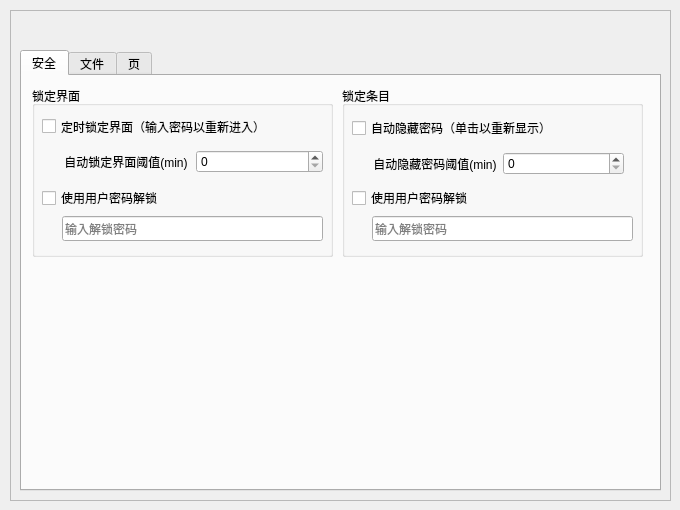
Qt form QtWorkspace/PasswordManager/QWidget/ui/dialog/optiondialog.ui (Robert-Stackflow/Workspace) before a commit.
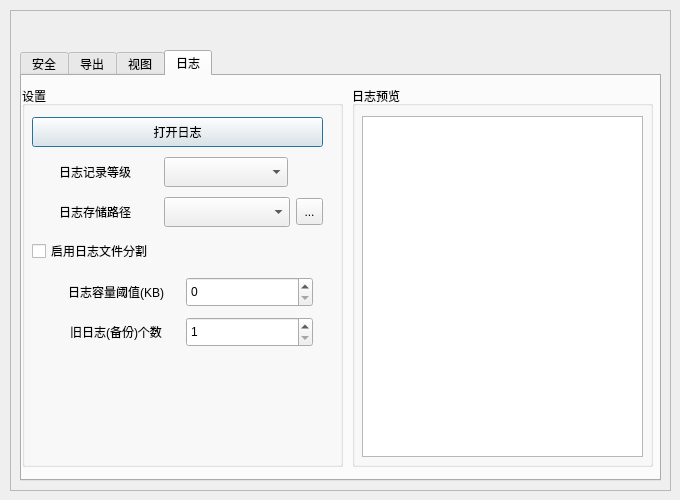
The same form after that commit.

Patch:
```diff
--- a/QtWorkspace/PasswordManager/QWidget/ui/dialog/optiondialog.ui
+++ b/QtWorkspace/PasswordManager/QWidget/ui/dialog/optiondialog.ui
@@ -7,9 +7,21 @@
     <x>0</x>
     <y>0</y>
     <width>680</width>
-    <height>510</height>
+    <height>500</height>
    </rect>
   </property>
+  <property name="minimumSize">
+   <size>
+    <width>680</width>
+    <height>500</height>
+   </size>
+  </property>
+  <property name="maximumSize">
+   <size>
+    <width>680</width>
+    <height>500</height>
+   </size>
+  </property>
   <property name="windowTitle">
    <string>Dialog</string>
   </property>
@@ -19,11 +31,11 @@
      <x>20</x>
      <y>50</y>
      <width>641</width>
-     <height>441</height>
+     <height>431</height>
     </rect>
    </property>
    <property name="currentIndex">
-    <number>0</number>
+    <number>3</number>
    </property>
    <property name="elideMode">
     <enum>Qt::ElideNone</enum>
@@ -47,42 +59,48 @@
     <widget class="QGroupBox" name="groupBox_3">
      <property name="geometry">
       <rect>
-       <x>10</x>
+       <x>0</x>
        <y>10</y>
-       <width>301</width>
-       <height>171</height>
+       <width>311</width>
+       <height>381</height>
       </rect>
      </property>
      <property name="title">
-      <string>锁定界面</string>
+      <string>安全锁</string>
      </property>
      <widget class="QCheckBox" name="autoLock">
       <property name="geometry">
        <rect>
         <x>10</x>
         <y>30</y>
-        <width>281</width>
-        <height>21</height>
+        <width>291</width>
+        <height>30</height>
        </rect>
       </property>
       <property name="text">
-       <string>定时锁定界面（输入密码以重新进入）</string>
+       <string>打开安全锁(定时锁定界面)</string>
       </property>
      </widget>
      <widget class="QWidget" name="layoutWidget_1">
       <property name="geometry">
        <rect>
         <x>30</x>
-        <y>60</y>
+        <y>70</y>
         <width>261</width>
-        <height>31</height>
+        <height>32</height>
        </rect>
       </property>
       <layout class="QHBoxLayout" name="horizontalLayout">
        <item>
         <widget class="QLabel" name="autoLockThresholdLabel">
+         <property name="minimumSize">
+          <size>
+           <width>0</width>
+           <height>30</height>
+          </size>
+         </property>
          <property name="text">
-          <string>自动锁定界面阈值(min)</string>
+          <string>自动锁定时间阈值(min)</string>
          </property>
          <property name="alignment">
           <set>Qt::AlignCenter</set>
@@ -90,7 +108,14 @@
         </widget>
        </item>
        <item>
-        <widget class="QSpinBox" name="autoLockThreshold"/>
+        <widget class="QSpinBox" name="autoLockThreshold">
+         <property name="minimumSize">
+          <size>
+           <width>0</width>
+           <height>30</height>
+          </size>
+         </property>
+        </widget>
        </item>
       </layout>
      </widget>
@@ -98,11 +123,17 @@
       <property name="geometry">
        <rect>
         <x>10</x>
-        <y>100</y>
-        <width>281</width>
-        <height>24</height>
+        <y>110</y>
+        <width>291</width>
+        <height>30</height>
        </rect>
       </property>
+      <property name="minimumSize">
+       <size>
+        <width>0</width>
+        <height>30</height>
+       </size>
+      </property>
       <property name="text">
        <string>使用用户密码解锁</string>
       </property>
@@ -111,97 +142,61 @@
       <property name="geometry">
        <rect>
         <x>30</x>
-        <y>130</y>
+        <y>150</y>
         <width>261</width>
-        <height>25</height>
+        <height>30</height>
        </rect>
       </property>
+      <property name="minimumSize">
+       <size>
+        <width>0</width>
+        <height>30</height>
+       </size>
+      </property>
       <property name="placeholderText">
-       <string>输入解锁密码</string>
+       <string>输入安全锁解锁密码</string>
       </property>
      </widget>
     </widget>
-    <widget class="QGroupBox" name="groupBox_4">
+    <widget class="QGroupBox" name="groupBox_9">
      <property name="geometry">
       <rect>
        <x>320</x>
        <y>10</y>
-       <width>301</width>
-       <height>171</height>
+       <width>311</width>
+       <height>381</height>
       </rect>
      </property>
      <property name="title">
-      <string>锁定条目</string>
+      <string>数据库</string>
      </property>
-     <widget class="QCheckBox" name="autoHideItem">
+     <widget class="QTextEdit" name="textEdit">
       <property name="geometry">
        <rect>
         <x>10</x>
         <y>30</y>
-        <width>252</width>
-        <height>24</height>
+        <width>291</width>
+        <height>341</height>
        </rect>
       </property>
-      <property name="text">
-       <string>自动隐藏密码（单击以重新显示）</string>
-      </property>
-     </widget>
-     <widget class="QWidget" name="layoutWidget_2">
-      <property name="geometry">
-       <rect>
-        <x>31</x>
-        <y>62</y>
-        <width>251</width>
-        <height>31</height>
-       </rect>
-      </property>
-      <layout class="QHBoxLayout" name="horizontalLayout_2">
-       <item>
-        <widget class="QLabel" name="autoHideItemThresholdLabel">
-         <property name="text">
-          <string>自动隐藏密码阈值(min)</string>
-         </property>
-         <property name="alignment">
-          <set>Qt::AlignCenter</set>
-         </property>
-        </widget>
-       </item>
-       <item>
-        <widget class="QSpinBox" name="autoHideItemThreshold"/>
-       </item>
-      </layout>
-     </widget>
-     <widget class="QLineEdit" name="lineEdit_2">
-      <property name="geometry">
-       <rect>
-        <x>30</x>
-        <y>130</y>
-        <width>261</width>
-        <height>25</height>
-       </rect>
-      </property>
-      <property name="placeholderText">
-       <string>输入解锁密码</string>
-      </property>
-     </widget>
-     <widget class="QCheckBox" name="autoLock_5">
-      <property name="geometry">
-       <rect>
-        <x>10</x>
-        <y>100</y>
-        <width>281</width>
-        <height>24</height>
-       </rect>
-      </property>
-      <property name="text">
-       <string>使用用户密码解锁</string>
+      <property name="html">
+       <string>&lt;!DOCTYPE HTML PUBLIC &quot;-//W3C//DTD HTML 4.0//EN&quot; &quot;http://www.w3.org/TR/REC-html40/strict.dtd&quot;&gt;
+&lt;html&gt;&lt;head&gt;&lt;meta name=&quot;qrichtext&quot; content=&quot;1&quot; /&gt;&lt;meta charset=&quot;utf-8&quot; /&gt;&lt;style type=&quot;text/css&quot;&gt;
+p, li { white-space: pre-wrap; }
+&lt;/style&gt;&lt;/head&gt;&lt;body style=&quot; font-family:'Microsoft YaHei UI'; font-size:9pt; font-weight:400; font-style:normal;&quot;&gt;
+&lt;p style=&quot; margin-top:0px; margin-bottom:0px; margin-left:0px; margin-right:0px; -qt-block-indent:0; text-indent:0px;&quot;&gt;打开数据库位置&lt;/p&gt;
+&lt;p style=&quot; margin-top:0px; margin-bottom:0px; margin-left:0px; margin-right:0px; -qt-block-indent:0; text-indent:0px;&quot;&gt;数据库文件路径&lt;/p&gt;
+&lt;p style=&quot; margin-top:0px; margin-bottom:0px; margin-left:0px; margin-right:0px; -qt-block-indent:0; text-indent:0px;&quot;&gt;是否为数据库添加密码&lt;/p&gt;
+&lt;p style=&quot; margin-top:0px; margin-bottom:0px; margin-left:0px; margin-right:0px; -qt-block-indent:0; text-indent:0px;&quot;&gt;使用用户密码&lt;/p&gt;
+&lt;p style=&quot; margin-top:0px; margin-bottom:0px; margin-left:0px; margin-right:0px; -qt-block-indent:0; text-indent:0px;&quot;&gt;使用默认密码&lt;/p&gt;
+&lt;p style=&quot; margin-top:0px; margin-bottom:0px; margin-left:0px; margin-right:0px; -qt-block-indent:0; text-indent:0px;&quot;&gt;自定义密码&lt;/p&gt;&lt;/body&gt;&lt;/html&gt;</string>
       </property>
      </widget>
     </widget>
    </widget>
    <widget class="QWidget" name="file">
     <attribute name="title">
-     <string>文件</string>
+     <string>导出</string>
     </attribute>
     <widget class="QGroupBox" name="groupBox">
      <property name="geometry">
@@ -288,32 +283,6 @@
        </item>
       </layout>
      </widget>
-     <widget class="QCheckBox" name="autoLock_2">
-      <property name="geometry">
-       <rect>
-        <x>10</x>
-        <y>110</y>
-        <width>271</width>
-        <height>24</height>
-       </rect>
-      </property>
-      <property name="text">
-       <string>导出后自动打开文件所在文件夹</string>
-      </property>
-     </widget>
-     <widget class="QCheckBox" name="autoLock_3">
-      <property name="geometry">
-       <rect>
-        <x>10</x>
-        <y>140</y>
-        <width>271</width>
-        <height>24</height>
-       </rect>
-      </property>
-      <property name="text">
-       <string>导出后自动打开文件</string>
-      </property>
-     </widget>
      <widget class="QWidget" name="layoutWidget_4">
       <property name="geometry">
        <rect>
@@ -350,8 +319,308 @@
    </widget>
    <widget class="QWidget" name="tab">
     <attribute name="title">
-     <string>页</string>
+     <string>视图</string>
     </attribute>
+    <widget class="QGroupBox" name="groupBox_6">
+     <property name="geometry">
+      <rect>
+       <x>0</x>
+       <y>10</y>
+       <width>321</width>
+       <height>381</height>
+      </rect>
+     </property>
+     <property name="title">
+      <string>主题与配色</string>
+     </property>
+    </widget>
+    <widget class="QGroupBox" name="groupBox_8">
+     <property name="geometry">
+      <rect>
+       <x>330</x>
+       <y>10</y>
+       <width>301</width>
+       <height>381</height>
+      </rect>
+     </property>
+     <property name="title">
+      <string>托盘与图标</string>
+     </property>
+    </widget>
+   </widget>
+   <widget class="QWidget" name="tab_2">
+    <attribute name="title">
+     <string>日志</string>
+    </attribute>
+    <widget class="QGroupBox" name="groupBox_4">
+     <property name="geometry">
+      <rect>
+       <x>0</x>
+       <y>10</y>
+       <width>321</width>
+       <height>381</height>
+      </rect>
+     </property>
+     <property name="title">
+      <string>设置</string>
+     </property>
+     <widget class="QWidget" name="layoutWidget_6">
+      <property name="geometry">
+       <rect>
+        <x>10</x>
+        <y>70</y>
+        <width>257</width>
+        <height>32</height>
+       </rect>
+      </property>
+      <layout class="QHBoxLayout" name="horizontalLayout_6">
+       <item>
+        <widget class="QLabel" name="fileTypeLabel_4">
+         <property name="minimumSize">
+          <size>
+           <width>124</width>
+           <height>30</height>
+          </size>
+         </property>
+         <property name="maximumSize">
+          <size>
+           <width>124</width>
+           <height>16777215</height>
+          </size>
+         </property>
+         <property name="text">
+          <string>日志记录等级</string>
+         </property>
+         <property name="alignment">
+          <set>Qt::AlignCenter</set>
+         </property>
+        </widget>
+       </item>
+       <item>
+        <widget class="QComboBox" name="fileType_4">
+         <property name="minimumSize">
+          <size>
+           <width>124</width>
+           <height>30</height>
+          </size>
+         </property>
+         <property name="maximumSize">
+          <size>
+           <width>124</width>
+           <height>16777215</height>
+          </size>
+         </property>
+        </widget>
+       </item>
+      </layout>
+     </widget>
+     <widget class="QWidget" name="layoutWidget_7">
+      <property name="geometry">
+       <rect>
+        <x>10</x>
+        <y>110</y>
+        <width>291</width>
+        <height>32</height>
+       </rect>
+      </property>
+      <layout class="QHBoxLayout" name="horizontalLayout_7">
+       <item>
+        <widget class="QLabel" name="fileTypeLabel_5">
+         <property name="minimumSize">
+          <size>
+           <width>0</width>
+           <height>30</height>
+          </size>
+         </property>
+         <property name="text">
+          <string>日志存储路径</string>
+         </property>
+         <property name="alignment">
+          <set>Qt::AlignCenter</set>
+         </property>
+        </widget>
+       </item>
+       <item>
+        <widget class="QComboBox" name="fileType_5">
+         <property name="minimumSize">
+          <size>
+           <width>124</width>
+           <height>30</height>
+          </size>
+         </property>
+        </widget>
+       </item>
+       <item>
+        <widget class="QToolButton" name="toolButton_2">
+         <property name="minimumSize">
+          <size>
+           <width>27</width>
+           <height>27</height>
+          </size>
+         </property>
+         <property name="maximumSize">
+          <size>
+           <width>27</width>
+           <height>27</height>
+          </size>
+         </property>
+         <property name="text">
+          <string>...</string>
+         </property>
+        </widget>
+       </item>
+      </layout>
+     </widget>
+     <widget class="QWidget" name="layoutWidget_8">
+      <property name="geometry">
+       <rect>
+        <x>10</x>
+        <y>30</y>
+        <width>291</width>
+        <height>32</height>
+       </rect>
+      </property>
+      <layout class="QHBoxLayout" name="horizontalLayout_8">
+       <item>
+        <widget class="QPushButton" name="pushButton">
+         <property name="minimumSize">
+          <size>
+           <width>0</width>
+           <height>30</height>
+          </size>
+         </property>
+         <property name="text">
+          <string>打开日志</string>
+         </property>
+        </widget>
+       </item>
+      </layout>
+     </widget>
+     <widget class="QWidget" name="layoutWidget_2">
+      <property name="geometry">
+       <rect>
+        <x>30</x>
+        <y>190</y>
+        <width>261</width>
+        <height>32</height>
+       </rect>
+      </property>
+      <layout class="QHBoxLayout" name="horizontalLayout_2">
+       <item>
+        <widget class="QLabel" name="autoLockThresholdLabel_2">
+         <property name="minimumSize">
+          <size>
+           <width>0</width>
+           <height>30</height>
+          </size>
+         </property>
+         <property name="text">
+          <string>日志容量阈值(KB)</string>
+         </property>
+         <property name="alignment">
+          <set>Qt::AlignCenter</set>
+         </property>
+        </widget>
+       </item>
+       <item>
+        <widget class="QSpinBox" name="autoLockThreshold_2">
+         <property name="minimumSize">
+          <size>
+           <width>0</width>
+           <height>30</height>
+          </size>
+         </property>
+        </widget>
+       </item>
+      </layout>
+     </widget>
+     <widget class="QWidget" name="layoutWidget_9">
+      <property name="geometry">
+       <rect>
+        <x>30</x>
+        <y>230</y>
+        <width>261</width>
+        <height>32</height>
+       </rect>
+      </property>
+      <layout class="QHBoxLayout" name="horizontalLayout_9">
+       <item>
+        <widget class="QLabel" name="autoLockThresholdLabel_3">
+         <property name="minimumSize">
+          <size>
+           <width>0</width>
+           <height>30</height>
+          </size>
+         </property>
+         <property name="text">
+          <string>旧日志(备份)个数</string>
+         </property>
+         <property name="alignment">
+          <set>Qt::AlignCenter</set>
+         </property>
+        </widget>
+       </item>
+       <item>
+        <widget class="QSpinBox" name="autoLockThreshold_3">
+         <property name="minimumSize">
+          <size>
+           <width>0</width>
+           <height>30</height>
+          </size>
+         </property>
+         <property name="minimum">
+          <number>1</number>
+         </property>
+         <property name="maximum">
+          <number>10</number>
+         </property>
+        </widget>
+       </item>
+      </layout>
+     </widget>
+     <widget class="QCheckBox" name="autoLock_2">
+      <property name="geometry">
+       <rect>
+        <x>10</x>
+        <y>150</y>
+        <width>291</width>
+        <height>30</height>
+       </rect>
+      </property>
+      <property name="minimumSize">
+       <size>
+        <width>0</width>
+        <height>30</height>
+       </size>
+      </property>
+      <property name="text">
+       <string>启用日志文件分割</string>
+      </property>
+     </widget>
+    </widget>
+    <widget class="QGroupBox" name="groupBox_5">
+     <property name="geometry">
+      <rect>
+       <x>330</x>
+       <y>10</y>
+       <width>301</width>
+       <height>381</height>
+      </rect>
+     </property>
+     <property name="title">
+      <string>日志预览</string>
+     </property>
+     <widget class="QListWidget" name="listWidget_2">
+      <property name="geometry">
+       <rect>
+        <x>10</x>
+        <y>30</y>
+        <width>281</width>
+        <height>341</height>
+       </rect>
+      </property>
+     </widget>
+    </widget>
    </widget>
   </widget>
   <widget class="QFrame" name="frame">
@@ -360,7 +629,7 @@
      <x>10</x>
      <y>10</y>
      <width>661</width>
-     <height>491</height>
+     <height>481</height>
     </rect>
    </property>
    <property name="frameShape">
```
Left out of the diff: 107 changed lines with no effect on the pictures.
